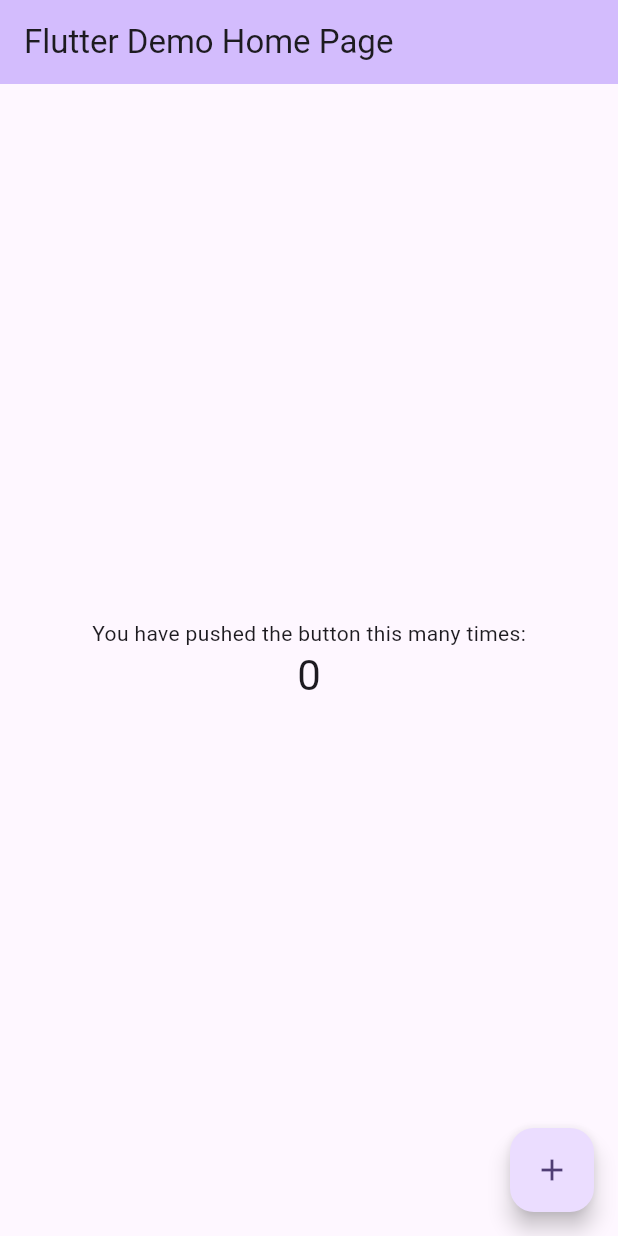
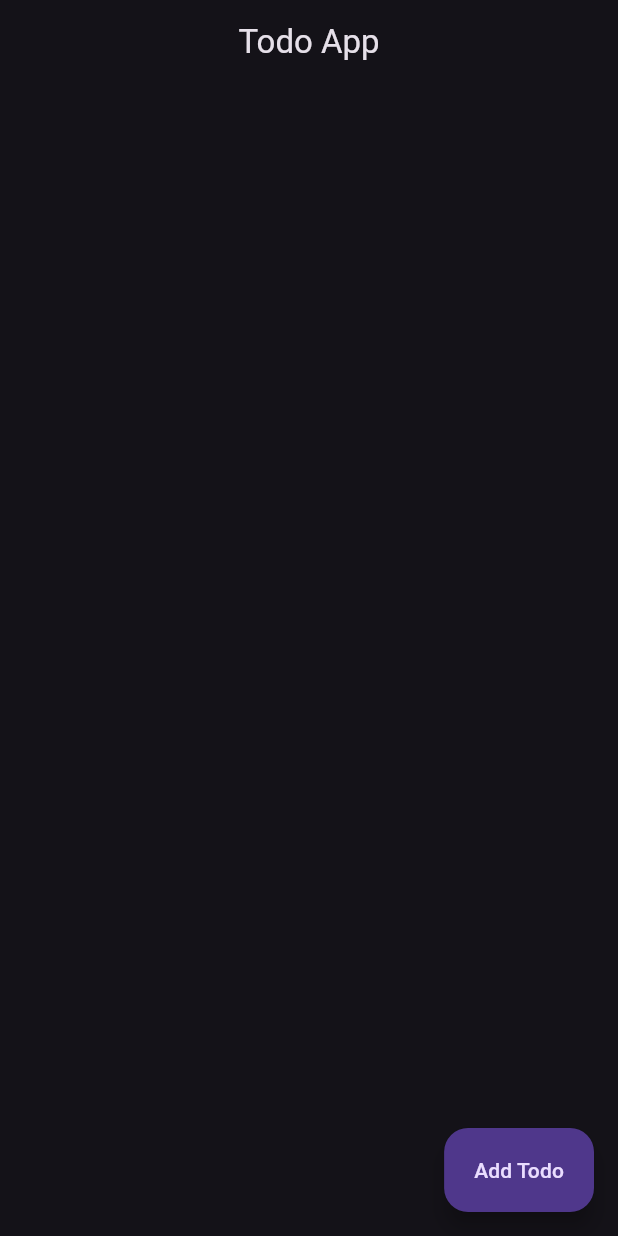
Before and after one commit to T4O6N/Todo-App-using-Rest-API, a Flutter app: the screen it shows after launch, on a phone screen of 412 x 824 dp. Run offline on Flutter 3.47's test engine with Material 3 defaults, Android fonts, the phone set to English and light mode, and no system bars.

```diff
--- a/analysis_options.yaml
+++ b/analysis_options.yaml
@@ -7,7 +7,7 @@
 
 # The following line activates a set of recommended lints for Flutter apps,
 # packages, and plugins designed to encourage good coding practices.
-include: package:flutter_lints/flutter.yaml
+# include: package:flutter_lints/flutter.yaml
 
 linter:
   # The lint rules applied to this project can be customized in the
--- a/lib/main.dart
+++ b/lib/main.dart
@@ -1,125 +1,19 @@
 import 'package:flutter/material.dart';
+import 'package:todo_app/screens/todo_list.dart';
 
 void main() {
-  runApp(const MyApp());
+  runApp(MyApp());
 }
 
 class MyApp extends StatelessWidget {
   const MyApp({super.key});
 
-  // This widget is the root of your application.
   @override
   Widget build(BuildContext context) {
     return MaterialApp(
-      title: 'Flutter Demo',
-      theme: ThemeData(
-        // This is the theme of your application.
-        //
-        // TRY THIS: Try running your application with "flutter run". You'll see
-        // the application has a purple toolbar. Then, without quitting the app,
-        // try changing the seedColor in the colorScheme below to Colors.green
-        // and then invoke "hot reload" (save your changes or press the "hot
-        // reload" button in a Flutter-supported IDE, or press "r" if you used
-        // the command line to start the app).
-        //
-        // Notice that the counter didn't reset back to zero; the application
-        // state is not lost during the reload. To reset the state, use hot
-        // restart instead.
-        //
-        // This works for code too, not just values: Most code changes can be
-        // tested with just a hot reload.
-        colorScheme: ColorScheme.fromSeed(seedColor: Colors.deepPurple),
-        useMaterial3: true,
-      ),
-      home: const MyHomePage(title: 'Flutter Demo Home Page'),
+      debugShowCheckedModeBanner: false,
+      theme: ThemeData.dark(),
+      home: TodoListPage(),
     );
   }
 }
-
-class MyHomePage extends StatefulWidget {
-  const MyHomePage({super.key, required this.title});
-
-  // This widget is the home page of your application. It is stateful, meaning
-  // that it has a State object (defined below) that contains fields that affect
-  // how it looks.
-
-  // This class is the configuration for the state. It holds the values (in this
-  // case the title) provided by the parent (in this case the App widget) and
-  // used by the build method of the State. Fields in a Widget subclass are
-  // always marked "final".
-
-  final String title;
-
-  @override
-  State<MyHomePage> createState() => _MyHomePageState();
-}
-
-class _MyHomePageState extends State<MyHomePage> {
-  int _counter = 0;
-
-  void _incrementCounter() {
-    setState(() {
-      // This call to setState tells the Flutter framework that something has
-      // changed in this State, which causes it to rerun the build method below
-      // so that the display can reflect the updated values. If we changed
-      // _counter without calling setState(), then the build method would not be
-      // called again, and so nothing would appear to happen.
-      _counter++;
-    });
-  }
-
-  @override
-  Widget build(BuildContext context) {
-    // This method is rerun every time setState is called, for instance as done
-    // by the _incrementCounter method above.
-    //
-    // The Flutter framework has been optimized to make rerunning build methods
-    // fast, so that you can just rebuild anything that needs updating rather
-    // than having to individually change instances of widgets.
-    return Scaffold(
-      appBar: AppBar(
-        // TRY THIS: Try changing the color here to a specific color (to
-        // Colors.amber, perhaps?) and trigger a hot reload to see the AppBar
-        // change color while the other colors stay the same.
-        backgroundColor: Theme.of(context).colorScheme.inversePrimary,
-        // Here we take the value from the MyHomePage object that was created by
-        // the App.build method, and use it to set our appbar title.
-        title: Text(widget.title),
-      ),
-      body: Center(
-        // Center is a layout widget. It takes a single child and positions it
-        // in the middle of the parent.
-        child: Column(
-          // Column is also a layout widget. It takes a list of children and
-          // arranges them vertically. By default, it sizes itself to fit its
-          // children horizontally, and tries to be as tall as its parent.
-          //
-          // Column has various properties to control how it sizes itself and
-          // how it positions its children. Here we use mainAxisAlignment to
-          // center the children vertically; the main axis here is the vertical
-          // axis because Columns are vertical (the cross axis would be
-          // horizontal).
-          //
-          // TRY THIS: Invoke "debug painting" (choose the "Toggle Debug Paint"
-          // action in the IDE, or press "p" in the console), to see the
-          // wireframe for each widget.
-          mainAxisAlignment: MainAxisAlignment.center,
-          children: <Widget>[
-            const Text(
-              'You have pushed the button this many times:',
-            ),
-            Text(
-              '$_counter',
-              style: Theme.of(context).textTheme.headlineMedium,
-            ),
-          ],
-        ),
-      ),
-      floatingActionButton: FloatingActionButton(
-        onPressed: _incrementCounter,
-        tooltip: 'Increment',
-        child: const Icon(Icons.add),
-      ), // This trailing comma makes auto-formatting nicer for build methods.
-    );
-  }
-}
--- /dev/null
+++ b/lib/screens/add_page.dart
@@ -0,0 +1,19 @@
+import 'package:flutter/material.dart';
+
+class AddTodoPage extends StatefulWidget {
+  const AddTodoPage({super.key});
+
+  @override
+  State<AddTodoPage> createState() => _AddTodoPageState();
+}
+
+class _AddTodoPageState extends State<AddTodoPage> {
+  @override
+  Widget build(BuildContext context) {
+    return Scaffold(
+      appBar: AppBar(
+        title: Text('Add Todo'),
+      ),
+    );
+  }
+}
--- /dev/null
+++ b/lib/screens/todo_list.dart
@@ -0,0 +1,32 @@
+import 'package:flutter/material.dart';
+import 'package:todo_app/screens/add_page.dart';
+
+class TodoListPage extends StatefulWidget {
+  const TodoListPage({super.key});
+
+  @override
+  State<TodoListPage> createState() => _TodoListPageState();
+}
+
+class _TodoListPageState extends State<TodoListPage> {
+  @override
+  Widget build(BuildContext context) {
+    return Scaffold(
+      appBar: AppBar(
+        title: Text('Todo App'),
+        centerTitle: true,
+      ),
+      floatingActionButton: FloatingActionButton.extended(
+        onPressed: navigateToAddPage,
+        label: Text('Add Todo'),
+      ),
+    );
+  }
+
+  void navigateToAddPage() {
+    final route = MaterialPageRoute(
+      builder: (context) => AddTodoPage(),
+    );
+    Navigator.push(context, route);
+  }
+}
--- a/pubspec.yaml
+++ b/pubspec.yaml
@@ -35,6 +35,8 @@ dependencies:
   # The following adds the Cupertino Icons font to your application.
   # Use with the CupertinoIcons class for iOS style icons.
   cupertino_icons: ^1.0.2
+  get: ^4.6.6
+  http: ^1.2.0
 
 dev_dependencies:
   flutter_test:
```
Also changed, not shown: pubspec.lock.
